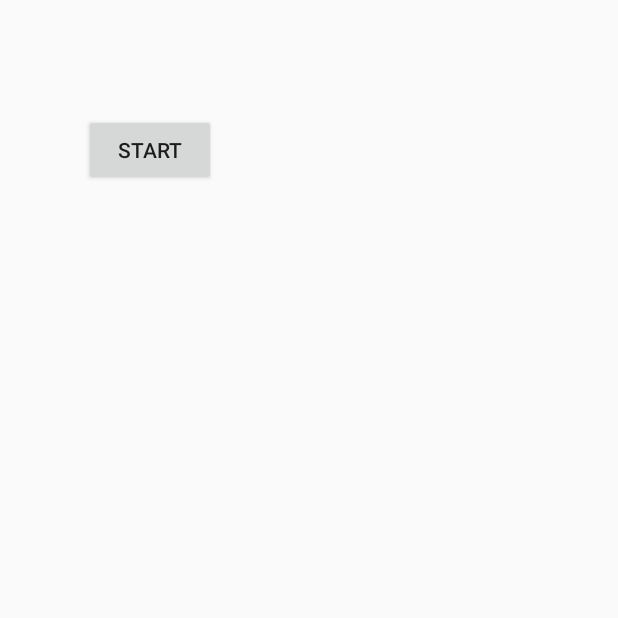
After one commit to dmoster/benny, an Android app: the PauseMenu screen opened directly, with no data from a screen before it, on a phone screen of 412 x 824 dp, the top half of it. The commit adds this screen. Run offline under Robolectric (Android 15) with nearby library versions, the phone set to English and light mode, and no system bars.

Commit message:
add PauseMenu

```diff
--- a/app/build.gradle
+++ b/app/build.gradle
@@ -23,6 +23,7 @@ dependencies {
     implementation fileTree(dir: 'libs', include: ['*.jar'])
     implementation 'androidx.appcompat:appcompat:1.1.0'
     implementation 'androidx.constraintlayout:constraintlayout:1.1.3'
+    implementation 'com.google.android.material:material:1.0.0'
     testImplementation 'junit:junit:4.12'
     testImplementation 'androidx.test:core:1.0.0'
     androidTestImplementation 'androidx.test.ext:junit:1.1.1'
--- a/app/src/main/AndroidManifest.xml
+++ b/app/src/main/AndroidManifest.xml
@@ -9,9 +9,10 @@
         android:roundIcon="@mipmap/ic_launcher_round"
         android:supportsRtl="true"
         android:theme="@style/AppTheme">
+        <activity android:name=".PauseMenu"></activity>
         <activity
             android:name=".MainActivity"
-            android:screenOrientation="landscape" >
+            android:screenOrientation="landscape">
             <intent-filter>
                 <action android:name="android.intent.action.MAIN" />
 
--- a/app/src/main/java/com/dmoster/benny/GameView.java
+++ b/app/src/main/java/com/dmoster/benny/GameView.java
@@ -267,6 +267,10 @@ class GameView extends SurfaceView implements Runnable {
     playing = false;
     try {
       gameThread.join();
+
+      // Create new Intent which calls PauseMenu
+
+
     } catch (InterruptedException e) {
       Log.e("Error:", "joining thread");
     }
--- a/app/src/main/java/com/dmoster/benny/MainActivity.java
+++ b/app/src/main/java/com/dmoster/benny/MainActivity.java
@@ -26,7 +26,7 @@ public class MainActivity extends AppCompatActivity {
   // gameView will be the view of the game
   // It will also hold the logic of the game
   // and respond to screen touches as well
-  GameView gameView;
+  static GameView gameView;
 
   @Override
   protected void onCreate(Bundle savedInstanceState) {
@@ -36,6 +36,8 @@ public class MainActivity extends AppCompatActivity {
     gameView = new GameView(this);
     setContentView(gameView);
 
+    // Go to start/pause menu
+    onPause();
   }
 
   @Override
--- /dev/null
+++ b/app/src/main/java/com/dmoster/benny/PauseMenu.java
@@ -0,0 +1,23 @@
+package com.dmoster.benny;
+
+import androidx.appcompat.app.AppCompatActivity;
+
+import android.content.Intent;
+import android.os.Bundle;
+import android.view.View;
+
+public class PauseMenu extends AppCompatActivity {
+
+    @Override
+    protected void onCreate(Bundle savedInstanceState) {
+        super.onCreate(savedInstanceState);
+        setContentView(R.layout.activity_pause_menu);
+    }
+
+
+    public void resume(View view) {
+        // Create Intent that returns to MainActivity
+        Intent resume = new Intent(this, MainActivity.class);
+        startActivity(resume);
+    }
+}
--- /dev/null
+++ b/app/src/main/res/layout/activity_pause_menu.xml
@@ -0,0 +1,19 @@
+<?xml version="1.0" encoding="utf-8"?>
+<androidx.constraintlayout.widget.ConstraintLayout xmlns:android="http://schemas.android.com/apk/res/android"
+    xmlns:app="http://schemas.android.com/apk/res-auto"
+    xmlns:tools="http://schemas.android.com/tools"
+    android:layout_width="200dp"
+    android:layout_height="200dp"
+    tools:context=".PauseMenu">
+
+    <Button
+        android:id="@+id/button"
+        android:layout_width="wrap_content"
+        android:layout_height="wrap_content"
+        android:onClick="resume"
+        android:text="@string/go_btn"
+        app:layout_constraintBottom_toBottomOf="parent"
+        app:layout_constraintEnd_toEndOf="parent"
+        app:layout_constraintStart_toStartOf="parent"
+        app:layout_constraintTop_toTopOf="parent" />
+</androidx.constraintlayout.widget.ConstraintLayout>
--- /dev/null
+++ b/app/src/main/res/values/dimens.xml
@@ -0,0 +1,3 @@
+<resources>
+    <dimen name="fab_margin">16dp</dimen>
+</resources>
--- a/app/src/main/res/values/strings.xml
+++ b/app/src/main/res/values/strings.xml
@@ -1,3 +1,5 @@
 <resources>
     <string name="app_name">benny</string>
+    <string name="title_activity_pause_menu">PauseMenu</string>
+    <string name="go_btn">Start</string>
 </resources>
```
Also changed, not shown: app/src/main/res/values/styles.xml (+9 -0 lines).
